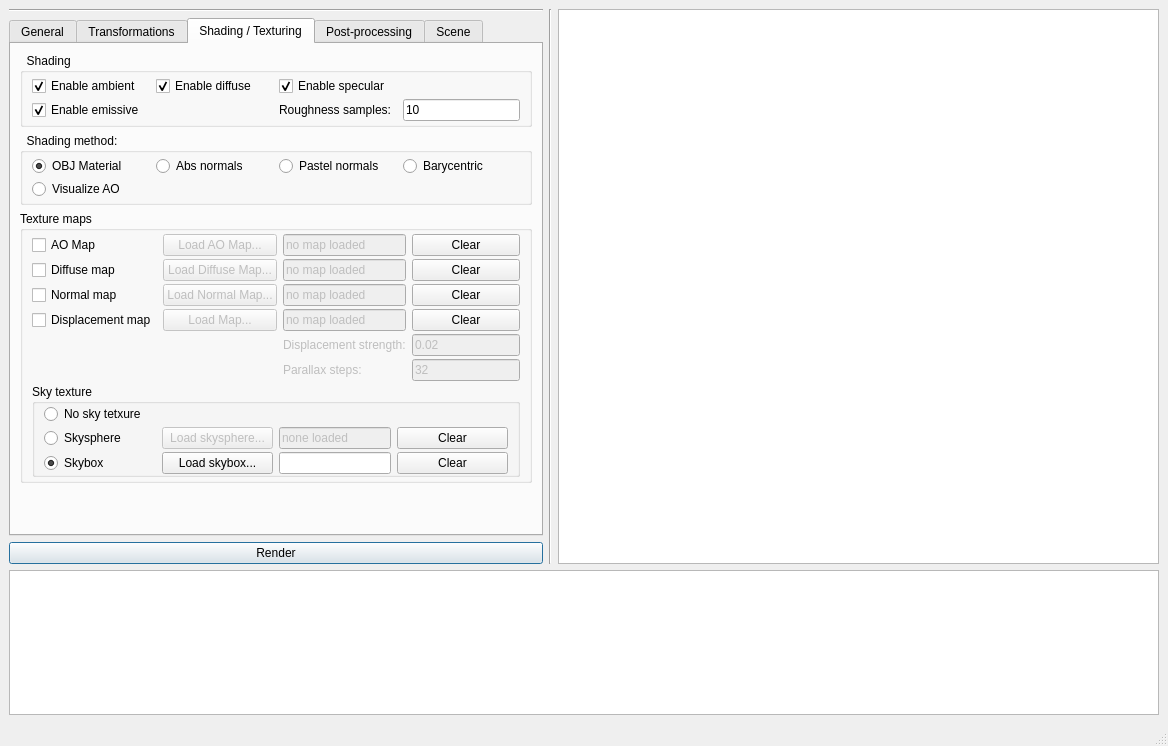
Above: tp2/projets/QT/mainwindow.ui from TomClabault/RayTracerCPP before the change. Below: the same form after it.
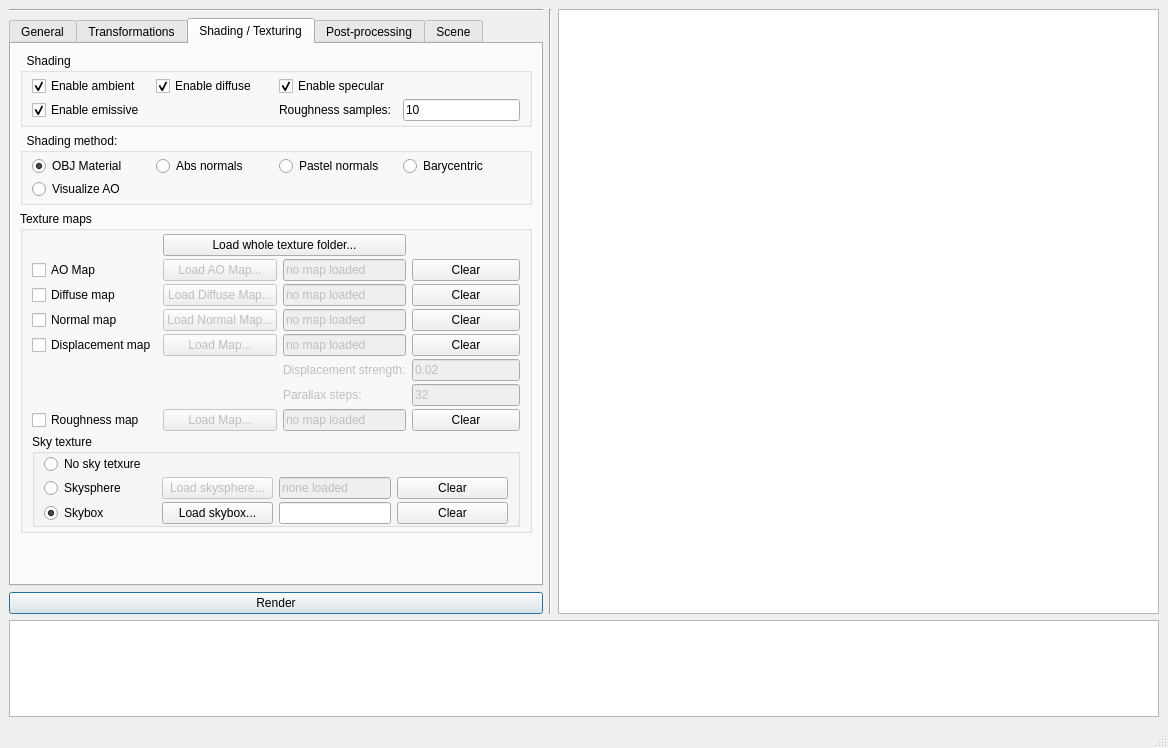
That is the form after the change. The open tabs and pages were chosen to show the change.

Commit message: Implemented roughness maps

Patch:
```diff
--- a/tp2/projets/QT/mainwindow.ui
+++ b/tp2/projets/QT/mainwindow.ui
@@ -7,7 +7,7 @@
     <x>0</x>
     <y>0</y>
     <width>1168</width>
-    <height>746</height>
+    <height>748</height>
    </rect>
   </property>
   <property name="windowTitle">
@@ -879,21 +879,8 @@
                <property name="verticalSpacing">
                 <number>3</number>
                </property>
-               <item row="3" column="3">
-                <widget class="QPushButton" name="clear_displacement_map_button">
-                 <property name="sizePolicy">
-                  <sizepolicy hsizetype="Minimum" vsizetype="Fixed">
-                   <horstretch>0</horstretch>
-                   <verstretch>0</verstretch>
-                  </sizepolicy>
-                 </property>
-                 <property name="text">
-                  <string>Clear</string>
-                 </property>
-                </widget>
-               </item>
                <item row="2" column="1">
-                <widget class="QPushButton" name="load_normal_map_button">
+                <widget class="QPushButton" name="load_diffuse_map_button">
                  <property name="enabled">
                   <bool>false</bool>
                  </property>
@@ -904,12 +891,15 @@
                   </sizepolicy>
                  </property>
                  <property name="text">
-                  <string>Load Normal Map...</string>
+                  <string>Load Diffuse Map...</string>
                  </property>
                 </widget>
                </item>
-               <item row="1" column="0">
-                <widget class="QCheckBox" name="diffuse_map_check_box">
+               <item row="4" column="2">
+                <widget class="QLineEdit" name="displacement_map_loaded_edit">
+                 <property name="enabled">
+                  <bool>false</bool>
+                 </property>
                  <property name="sizePolicy">
                   <sizepolicy hsizetype="Minimum" vsizetype="Fixed">
                    <horstretch>0</horstretch>
@@ -917,11 +907,75 @@
                   </sizepolicy>
                  </property>
                  <property name="text">
-                  <string>Diffuse map</string>
+                  <string>no map loaded</string>
                  </property>
+                 <property name="readOnly">
+                  <bool>true</bool>
+                 </property>
                 </widget>
                </item>
-               <item row="4" column="3">
+               <item row="7" column="3">
+                <widget class="QPushButton" name="clear_roughness_map_button">
+                 <property name="enabled">
+                  <bool>true</bool>
+                 </property>
+                 <property name="text">
+                  <string>Clear</string>
+                 </property>
+                </widget>
+               </item>
+               <item row="1" column="3">
+                <widget class="QPushButton" name="clear_ao_map_button">
+                 <property name="sizePolicy">
+                  <sizepolicy hsizetype="Minimum" vsizetype="Fixed">
+                   <horstretch>0</horstretch>
+                   <verstretch>0</verstretch>
+                  </sizepolicy>
+                 </property>
+                 <property name="text">
+                  <string>Clear</string>
+                 </property>
+                </widget>
+               </item>
+               <item row="4" column="1">
+                <widget class="QPushButton" name="load_displacement_map_button">
+                 <property name="enabled">
+                  <bool>false</bool>
+                 </property>
+                 <property name="sizePolicy">
+                  <sizepolicy hsizetype="Minimum" vsizetype="Fixed">
+                   <horstretch>0</horstretch>
+                   <verstretch>0</verstretch>
+                  </sizepolicy>
+                 </property>
+                 <property name="text">
+                  <string>Load Map...</string>
+                 </property>
+                </widget>
+               </item>
+               <item row="1" column="2">
+                <widget class="QLineEdit" name="ao_map_loaded_edit">
+                 <property name="enabled">
+                  <bool>false</bool>
+                 </property>
+                 <property name="sizePolicy">
+                  <sizepolicy hsizetype="Minimum" vsizetype="Fixed">
+                   <horstretch>0</horstretch>
+                   <verstretch>0</verstretch>
+                  </sizepolicy>
+                 </property>
+                 <property name="text">
+                  <string>no map loaded</string>
+                 </property>
+                 <property name="readOnly">
+                  <bool>true</bool>
+                 </property>
+                 <property name="placeholderText">
+                  <string>no ao map loaded</string>
+                 </property>
+                </widget>
+               </item>
+               <item row="5" column="3">
                 <widget class="QLineEdit" name="displacement_strength_edit">
                  <property name="enabled">
                   <bool>false</bool>
@@ -937,7 +991,82 @@
                  </property>
                 </widget>
                </item>
+               <item row="3" column="3">
+                <widget class="QPushButton" name="clear_normal_map_button">
+                 <property name="sizePolicy">
+                  <sizepolicy hsizetype="Minimum" vsizetype="Fixed">
+                   <horstretch>0</horstretch>
+                   <verstretch>0</verstretch>
+                  </sizepolicy>
+                 </property>
+                 <property name="text">
+                  <string>Clear</string>
+                 </property>
+                </widget>
+               </item>
+               <item row="7" column="1">
+                <widget class="QPushButton" name="load_roughness_map_button">
+                 <property name="enabled">
+                  <bool>false</bool>
+                 </property>
+                 <property name="text">
+                  <string>Load Map...</string>
+                 </property>
+                </widget>
+               </item>
+               <item row="7" column="2">
+                <widget class="QLineEdit" name="roughness_map_loaded_edit">
+                 <property name="enabled">
+                  <bool>false</bool>
+                 </property>
+                 <property name="text">
+                  <string>no map loaded</string>
+                 </property>
+                </widget>
+               </item>
+               <item row="1" column="0">
+                <widget class="QCheckBox" name="ao_map_check_box">
+                 <property name="sizePolicy">
+                  <sizepolicy hsizetype="Minimum" vsizetype="Fixed">
+                   <horstretch>0</horstretch>
+                   <verstretch>0</verstretch>
+                  </sizepolicy>
+                 </property>
+                 <property name="text">
+                  <string>AO Map</string>
+                 </property>
+                </widget>
+               </item>
+               <item row="6" column="2">
+                <widget class="QLabel" name="parallax_steps_label">
+                 <property name="enabled">
+                  <bool>false</bool>
+                 </property>
+                 <property name="sizePolicy">
+                  <sizepolicy hsizetype="Minimum" vsizetype="Preferred">
+                   <horstretch>0</horstretch>
+                   <verstretch>0</verstretch>
+                  </sizepolicy>
+                 </property>
+                 <property name="text">
+                  <string>Parallax steps:</string>
+                 </property>
+                </widget>
+               </item>
                <item row="3" column="0">
+                <widget class="QCheckBox" name="normal_map_check_box">
+                 <property name="sizePolicy">
+                  <sizepolicy hsizetype="Minimum" vsizetype="Fixed">
+                   <horstretch>0</horstretch>
+                   <verstretch>0</verstretch>
+                  </sizepolicy>
+                 </property>
+                 <property name="text">
+                  <string>Normal map</string>
+                 </property>
+                </widget>
+               </item>
+               <item row="4" column="0">
                 <widget class="QCheckBox" name="displacement_map_check_box">
                  <property name="sizePolicy">
                   <sizepolicy hsizetype="Minimum" vsizetype="Fixed">
@@ -950,23 +1079,7 @@
                  </property>
                 </widget>
                </item>
-               <item row="0" column="1">
-                <widget class="QPushButton" name="load_ao_map_button">
-                 <property name="enabled">
-                  <bool>false</bool>
-                 </property>
-                 <property name="sizePolicy">
-                  <sizepolicy hsizetype="Minimum" vsizetype="Fixed">
-                   <horstretch>0</horstretch>
-                   <verstretch>0</verstretch>
-                  </sizepolicy>
-                 </property>
-                 <property name="text">
-                  <string>Load AO Map...</string>
-                 </property>
-                </widget>
-               </item>
-               <item row="6" column="0" colspan="4">
+               <item row="8" column="0" colspan="4">
                 <widget class="QGroupBox" name="groupBox_2">
                  <property name="title">
                   <string>Sky texture</string>
@@ -1131,42 +1244,7 @@
                  </layout>
                 </widget>
                </item>
-               <item row="1" column="1">
-                <widget class="QPushButton" name="load_diffuse_map_button">
-                 <property name="enabled">
-                  <bool>false</bool>
-                 </property>
-                 <property name="sizePolicy">
-                  <sizepolicy hsizetype="Minimum" vsizetype="Fixed">
-                   <horstretch>0</horstretch>
-                   <verstretch>0</verstretch>
-                  </sizepolicy>
-                 </property>
-                 <property name="text">
-                  <string>Load Diffuse Map...</string>
-                 </property>
-                </widget>
-               </item>
-               <item row="1" column="2">
-                <widget class="QLineEdit" name="diffuse_map_loaded_edit">
-                 <property name="enabled">
-                  <bool>false</bool>
-                 </property>
-                 <property name="sizePolicy">
-                  <sizepolicy hsizetype="Minimum" vsizetype="Fixed">
-                   <horstretch>0</horstretch>
-                   <verstretch>0</verstretch>
-                  </sizepolicy>
-                 </property>
-                 <property name="text">
-                  <string>no map loaded</string>
-                 </property>
-                 <property name="readOnly">
-                  <bool>true</bool>
-                 </property>
-                </widget>
-               </item>
-               <item row="1" column="3">
+               <item row="2" column="3">
                 <widget class="QPushButton" name="clear_diffuse_map_button">
                  <property name="sizePolicy">
                   <sizepolicy hsizetype="Minimum" vsizetype="Fixed">
@@ -1179,33 +1257,7 @@
                  </property>
                 </widget>
                </item>
-               <item row="0" column="3">
-                <widget class="QPushButton" name="clear_ao_map_button">
-                 <property name="sizePolicy">
-                  <sizepolicy hsizetype="Minimum" vsizetype="Fixed">
-                   <horstretch>0</horstretch>
-                   <verstretch>0</verstretch>
-                  </sizepolicy>
-                 </property>
-                 <property name="text">
-                  <string>Clear</string>
-                 </property>
-                </widget>
-               </item>
-               <item row="0" column="0">
-                <widget class="QCheckBox" name="ao_map_check_box">
-                 <property name="sizePolicy">
-                  <sizepolicy hsizetype="Minimum" vsizetype="Fixed">
-                   <horstretch>0</horstretch>
-                   <verstretch>0</verstretch>
-                  </sizepolicy>
-                 </property>
-                 <property name="text">
-                  <string>AO Map</string>
-                 </property>
-                </widget>
-               </item>
-               <item row="4" column="2">
+               <item row="5" column="2">
                 <widget class="QLabel" name="displacement_strength_label">
                  <property name="enabled">
                   <bool>false</bool>
@@ -1221,30 +1273,8 @@
                  </property>
                 </widget>
                </item>
-               <item row="0" column="2">
-                <widget class="QLineEdit" name="ao_map_loaded_edit">
-                 <property name="enabled">
-                  <bool>false</bool>
-                 </property>
-                 <property name="sizePolicy">
-                  <sizepolicy hsizetype="Minimum" vsizetype="Fixed">
-                   <horstretch>0</horstretch>
-                   <verstretch>0</verstretch>
-                  </sizepolicy>
-                 </property>
-                 <property name="text">
-                  <string>no map loaded</string>
-                 </property>
-                 <property name="readOnly">
-                  <bool>true</bool>
-                 </property>
-                 <property name="placeholderText">
-                  <string>no ao map loaded</string>
-                 </property>
-                </widget>
-               </item>
-               <item row="2" column="3">
-                <widget class="QPushButton" name="clear_normal_map_button">
+               <item row="4" column="3">
+                <widget class="QPushButton" name="clear_displacement_map_button">
                  <property name="sizePolicy">
                   <sizepolicy hsizetype="Minimum" vsizetype="Fixed">
                    <horstretch>0</horstretch>
@@ -1256,20 +1286,26 @@
                  </property>
                 </widget>
                </item>
-               <item row="2" column="0">
-                <widget class="QCheckBox" name="normal_map_checkbox">
-                 <property name="sizePolicy">
-                  <sizepolicy hsizetype="Minimum" vsizetype="Fixed">
-                   <horstretch>0</horstretch>
-                   <verstretch>0</verstretch>
-                  </sizepolicy>
-                 </property>
-                 <property name="text">
-                  <string>Normal map</string>
-                 </property>
-                </widget>
-               </item>
                <item row="2" column="2">
+                <widget class="QLineEdit" name="diffuse_map_loaded_edit">
+                 <property name="enabled">
+                  <bool>false</bool>
+                 </property>
+                 <property name="sizePolicy">
+                  <sizepolicy hsizetype="Minimum" vsizetype="Fixed">
+                   <horstretch>0</horstretch>
+                   <verstretch>0</verstretch>
+                  </sizepolicy>
+                 </property>
+                 <property name="text">
+                  <string>no map loaded</string>
+                 </property>
+                 <property name="readOnly">
+                  <bool>true</bool>
+                 </property>
+                </widget>
+               </item>
+               <item row="3" column="2">
                 <widget class="QLineEdit" name="normal_map_loaded_edit">
                  <property name="enabled">
                   <bool>false</bool>
@@ -1288,27 +1324,8 @@
                  </property>
                 </widget>
                </item>
-               <item row="3" column="2">
-                <widget class="QLineEdit" name="displacement_map_loaded_edit">
-                 <property name="enabled">
-                  <bool>false</bool>
-                 </property>
-                 <property name="sizePolicy">
-                  <sizepolicy hsizetype="Minimum" vsizetype="Fixed">
-                   <horstretch>0</horstretch>
-                   <verstretch>0</verstretch>
-                  </sizepolicy>
-                 </property>
-                 <property name="text">
-                  <string>no map loaded</string>
-                 </property>
-                 <property name="readOnly">
-                  <bool>true</bool>
-                 </property>
-                </widget>
-               </item>
                <item row="3" column="1">
-                <widget class="QPushButton" name="load_displacement_map_button">
+                <widget class="QPushButton" name="load_normal_map_button">
                  <property name="enabled">
                   <bool>false</bool>
                  </property>
@@ -1319,27 +1336,40 @@
                   </sizepolicy>
                  </property>
                  <property name="text">
-                  <string>Load Map...</string>
+                  <string>Load Normal Map...</string>
                  </property>
                 </widget>
                </item>
-               <item row="5" column="2">
-                <widget class="QLabel" name="parallax_steps_label">
+               <item row="1" column="1">
+                <widget class="QPushButton" name="load_ao_map_button">
                  <property name="enabled">
                   <bool>false</bool>
                  </property>
                  <property name="sizePolicy">
-                  <sizepolicy hsizetype="Minimum" vsizetype="Preferred">
+                  <sizepolicy hsizetype="Minimum" vsizetype="Fixed">
                    <horstretch>0</horstretch>
                    <verstretch>0</verstretch>
                   </sizepolicy>
                  </property>
                  <property name="text">
-                  <string>Parallax steps:</string>
+                  <string>Load AO Map...</string>
                  </property>
                 </widget>
                </item>
-               <item row="5" column="3">
+               <item row="2" column="0">
+                <widget class="QCheckBox" name="diffuse_map_check_box">
+                 <property name="sizePolicy">
+                  <sizepolicy hsizetype="Minimum" vsizetype="Fixed">
+                   <horstretch>0</horstretch>
+                   <verstretch>0</verstretch>
+                  </sizepolicy>
+                 </property>
+                 <property name="text">
+                  <string>Diffuse map</string>
+                 </property>
+                </widget>
+               </item>
+               <item row="6" column="3">
                 <widget class="QLineEdit" name="parallax_steps_edit">
                  <property name="enabled">
                   <bool>false</bool>
@@ -1355,6 +1385,20 @@
                  </property>
                 </widget>
                </item>
+               <item row="7" column="0">
+                <widget class="QCheckBox" name="roughness_map_check_box">
+                 <property name="text">
+                  <string>Roughness map</string>
+                 </property>
+                </widget>
+               </item>
+               <item row="0" column="1" colspan="2">
+                <widget class="QPushButton" name="load_whole_texture_folder">
+                 <property name="text">
+                  <string>Load whole texture folder...</string>
+                 </property>
+                </widget>
+               </item>
               </layout>
              </widget>
             </item>
```
Left out of the diff: 4 changed lines with no effect on the pictures. The commit also changes 8 other files.
